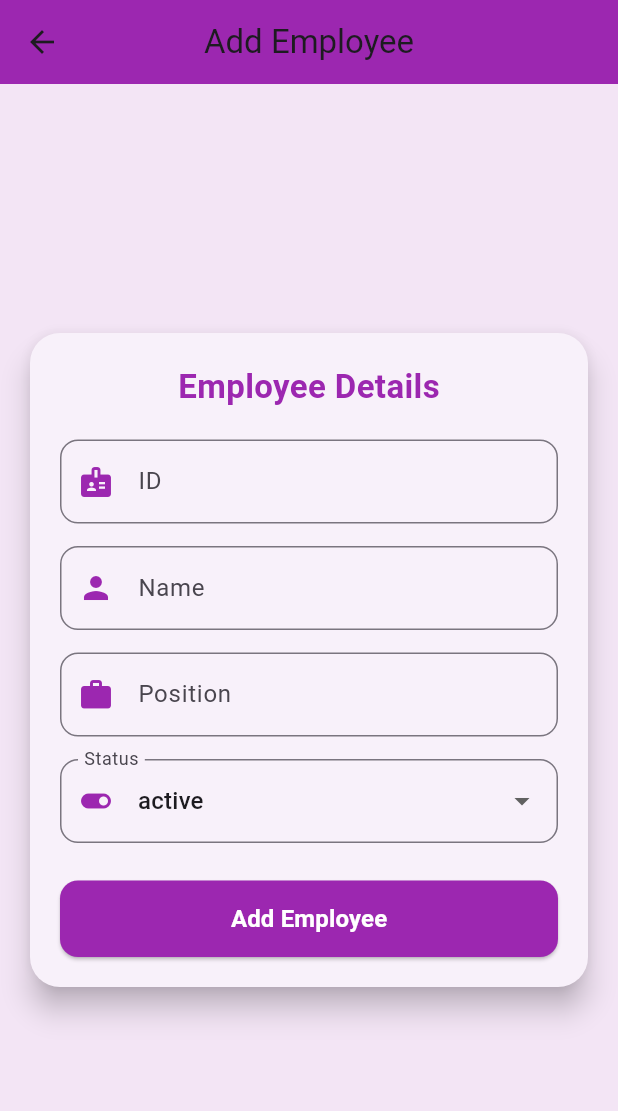
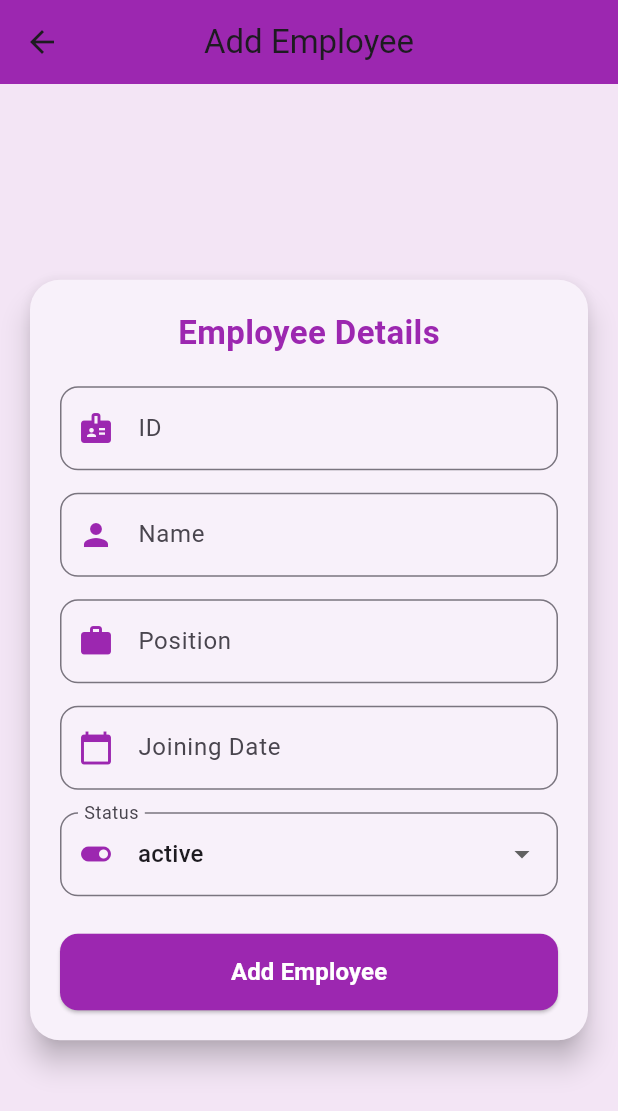
Before and after one commit to krishnavenisanjeevi/employee_app, a Flutter app: the screen it shows after launch, after a tap on the "add" icon, on a phone screen of 412 x 824 dp. Shown: the top 1111 px of the screen. Run offline on Flutter 3.47's test engine with Material 3 defaults, Android fonts, the phone set to English and light mode, and no system bars; network calls fail.

Commit message:
design changes

```diff
--- a/lib/create_employee.dart
+++ b/lib/create_employee.dart
@@ -17,6 +17,25 @@ class _CreateEmployeeState extends State<CreateEmployee> {
   final _name = TextEditingController();
   final _position = TextEditingController();
   String _status = 'active';
+
+  DateTime? _selectedDate;
+  final TextEditingController _dateController = TextEditingController();
+
+  Future<void> _selectDate(BuildContext context) async {
+    final DateTime? picked = await showDatePicker(
+      context: context,
+      initialDate: _selectedDate ?? DateTime.now(),
+      firstDate: DateTime(2000),
+      lastDate: DateTime(2050),
+    );
+
+    if (picked != null && picked != _selectedDate) {
+      setState(() {
+        _selectedDate = picked;
+        _dateController.text = DateFormat('yyyy-MM-dd').format(picked);
+      });
+    }
+  }
 
   @override
   Widget build(BuildContext context) {
@@ -92,6 +111,24 @@ class _CreateEmployeeState extends State<CreateEmployee> {
                       value!.isEmpty ? 'Please enter position' : null,
                     ),
                     const SizedBox(height: 15),
+                   TextFormField(
+                  controller: _dateController,
+                  readOnly: true, // prevent manual typing
+                  decoration: InputDecoration(
+                    labelText: "Joining Date",
+                    prefixIcon: IconButton(
+                      icon: Icon(Icons.calendar_today, color: Colors.purple),
+                      onPressed: () => _selectDate(context),
+                    ),
+                    border: OutlineInputBorder(
+                      borderRadius: BorderRadius.circular(12),
+                    ),
+                  ),
+                  onTap: () => _selectDate(context), // also opens when tapping the field
+                  validator: (value) =>
+                  value!.isEmpty ? "Please select a joining date" : null,
+                ),
+                    const SizedBox(height: 15),
                     DropdownButtonFormField<String>(
                       value: _status,
                       decoration: InputDecoration(
@@ -128,14 +165,14 @@ class _CreateEmployeeState extends State<CreateEmployee> {
                         ),
                         onPressed: () async {
                           if (_formKey.currentState!.validate()) {
-                            String formattedDate =
-                            DateFormat('yyyy-MM-dd').format(DateTime.now());
+                            // String formattedDate =
+                            // DateFormat('yyyy-MM-dd').format(DateTime.now());
 
                             Employee employee = Employee(
                               id: int.parse(_id.text),
                               name: _name.text,
                               position: _position.text,
-                              joiningDate: DateTime.parse(formattedDate),
+                              joiningDate: DateTime.parse(_dateController.text),
                               status: _status,
                             );
 
--- a/lib/view.dart
+++ b/lib/view.dart
@@ -1,7 +1,4 @@
-import 'dart:convert';
-
 import 'package:flutter/material.dart';
-import 'package:flutter/services.dart';
 import 'package:intl/intl.dart';
 
 import 'create_employee.dart';
@@ -23,7 +20,6 @@ class _EmployeeListScreenState extends State<EmployeeListScreen> {
   @override
   void initState() {
     super.initState();
-    // loadJsonFromAssets();
     _loadEmployees();
   }
 
@@ -35,61 +31,66 @@ class _EmployeeListScreenState extends State<EmployeeListScreen> {
         isLoading = false;
       });
     } catch (e) {
-
       setState(() {
         errorMessage = e.toString();
-        print(errorMessage);
         isLoading = false;
       });
     }
   }
 
-  // Future<List<Employee>> loadJsonFromAssets() async {
-  //   final String response = await rootBundle.loadString('assets/data.json');
-  //   final List<dynamic> data = jsonDecode(response);
-  //
-  //   // Convert each JSON object into an Employee
-  //   employees = data.map((e) => Employee.fromJson(e)).toList();
-  //   setState(() {
-  //     isLoading = false;
-  //   });
-  //
-  //   return employees;
-  // }
-
-
-
-//Employees active > 5 years and status = active are shown with a green background & text.
+  //Employees active > 5 years and status = active are shown with a green background
   bool isMoreThan5Years(DateTime joiningDate, String status) {
     final now = DateTime.now();
     final difference = now.difference(joiningDate).inDays ~/ 365;
     return difference > 5 && status == "active";
   }
 
-
-
-
   @override
   Widget build(BuildContext context) {
     return Scaffold(
-      appBar: AppBar(title: const Text("Employee List"),actions: [
-        IconButton(onPressed: (){
-          Navigator.push(
+      backgroundColor: Colors.purple.shade50,
+      appBar: AppBar(
+        title: const Text("Employee List"),
+        centerTitle: true,
+        backgroundColor: Colors.purple,
+        elevation: 6,
+        shape: const RoundedRectangleBorder(
+          borderRadius: BorderRadius.vertical(bottom: Radius.circular(20)),
+        ),
+        actions: [
+          IconButton(
+            onPressed: () async {
+              await Navigator.push(
                 context,
                 MaterialPageRoute<void>(
                   builder: (context) => const CreateEmployee(),
                 ),
               );
               _loadEmployees();
-        }, icon: Icon(Icons.add)),
-      ], ),
+            },
+            icon: const Icon(Icons.add, color: Colors.white),
+          ),
+        ],
+      ),
       body: isLoading
-          ? const Center(child: CircularProgressIndicator())
+          ? const Center(child: CircularProgressIndicator(color: Colors.purple))
           : errorMessage != null
-          ? Center(child: Text("Error: $errorMessage"))
+          ? Center(
+        child: Text(
+          "Error: $errorMessage",
+          style: const TextStyle(color: Colors.red),
+        ),
+      )
           : employees.isEmpty
-          ? const Center(child: Text("No employees found"))
+          ? const Center(
+        child: Text(
+          "No employees found",
+          style: TextStyle(
+              fontSize: 16, fontWeight: FontWeight.w600),
+        ),
+      )
           : ListView.builder(
+        padding: const EdgeInsets.all(12),
         itemCount: employees.length,
         itemBuilder: (context, index) {
           final emp = employees[index];
@@ -97,21 +98,55 @@ class _EmployeeListScreenState extends State<EmployeeListScreen> {
           isMoreThan5Years(emp.joiningDate, emp.status);
 
           return Card(
+            elevation: 6,
+            shadowColor: Colors.purple.withOpacity(0.3),
+            shape: RoundedRectangleBorder(
+              borderRadius: BorderRadius.circular(16),
+            ),
             color: highlight
                 ? Colors.green.shade100
-                : emp.status== 'inactive'? Colors.red.shade100 : Colors.white,
+                : emp.status == 'inactive'
+                ? Colors.red.shade100
+                : Colors.white,
+            margin: const EdgeInsets.symmetric(
+                vertical: 8, horizontal: 4),
             child: ListTile(
+              contentPadding: const EdgeInsets.all(16),
+              leading: CircleAvatar(
+                backgroundColor: Colors.purple.shade200,
+                child: Text(
+                  emp.name[0].toUpperCase(),
+                  style: const TextStyle(
+                      fontWeight: FontWeight.bold,
+                      color: Colors.white),
+                ),
+              ),
               title: Text(
                 emp.name,
                 style: TextStyle(
                   fontWeight: FontWeight.bold,
-                  color: highlight ? Colors.green : Colors.black,
+                  fontSize: 18,
+                  color: highlight
+                      ? Colors.green.shade800
+                      : Colors.purple.shade800,
                 ),
               ),
-              subtitle: Text(
+              subtitle: Padding(
+                padding: const EdgeInsets.only(top: 6),
+                child: Text(
                   "${emp.position}\nJoined: ${DateFormat('yyyy-MM-dd').format(emp.joiningDate)}",
+                  style: const TextStyle(height: 1.3),
+                ),
               ),
               isThreeLine: true,
+              trailing: Icon(
+                emp.status == "active"
+                    ? Icons.check_circle
+                    : Icons.cancel,
+                color: emp.status == "active"
+                    ? Colors.green
+                    : Colors.red,
+              ),
             ),
           );
         },
```
Lines whose indentation alone changed are shown as unchanged.
